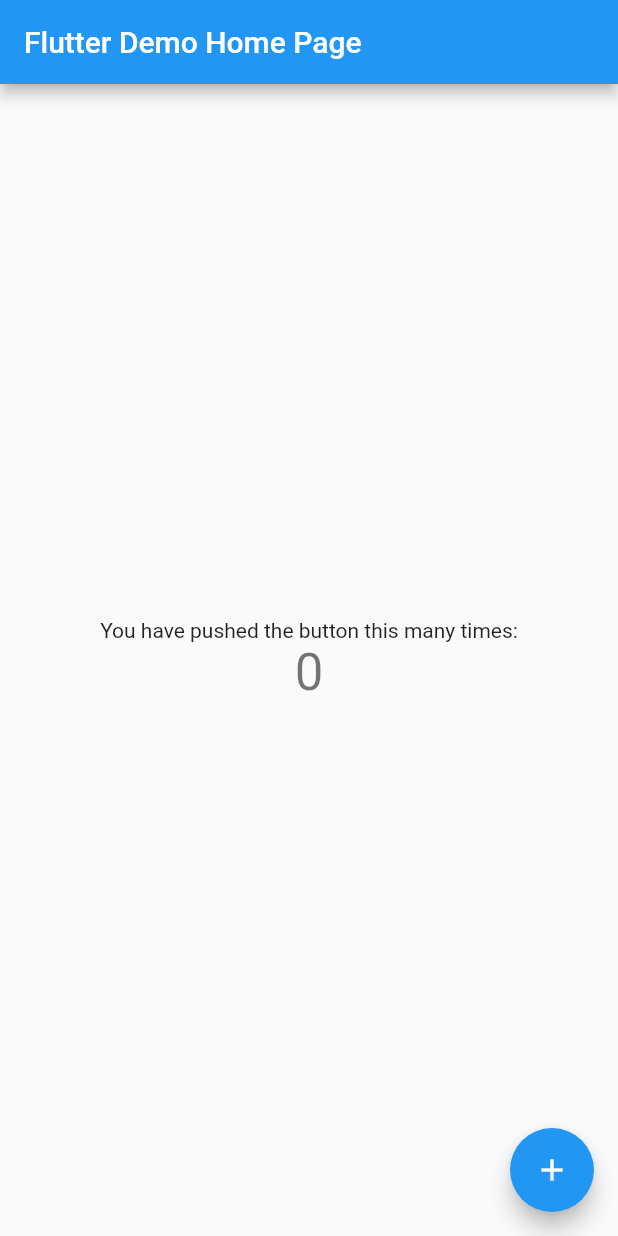
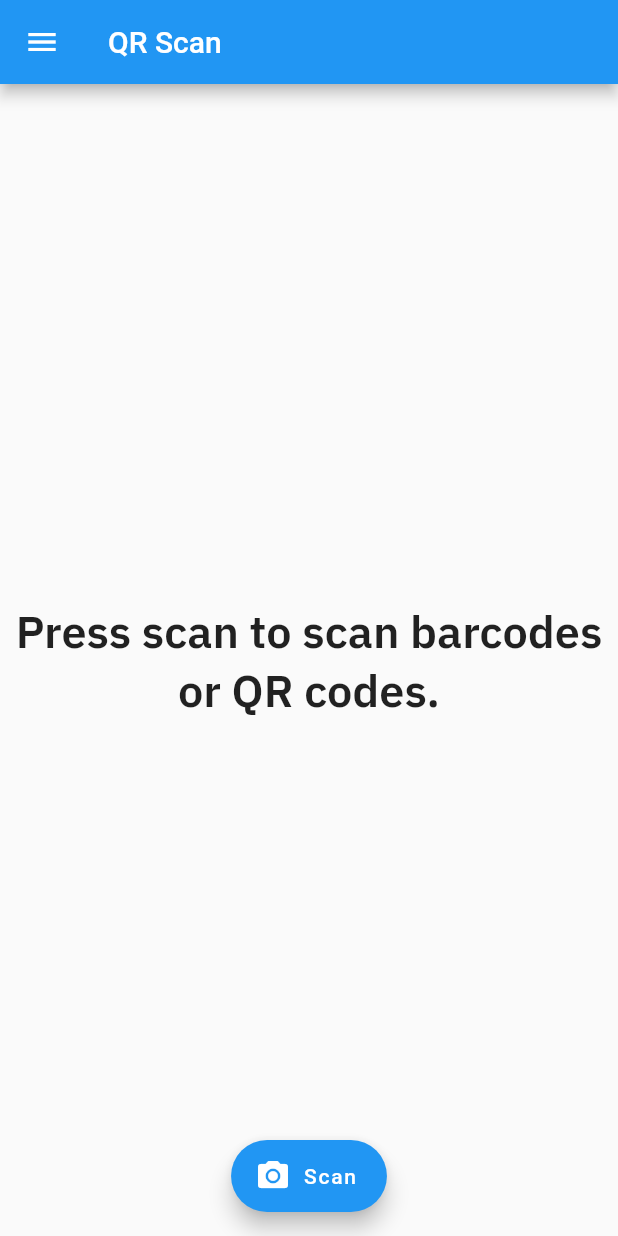
Before and after one commit to Hash-Studios/qr-scanner-flutter, a Flutter app: the screen it shows after launch, on a phone screen of 412 x 824 dp. Run offline on Flutter 3.47's test engine with Material 2 defaults, Android fonts, the phone set to English and light mode, and no system bars; missing offline and left inert: barcode_scan.

Commit message:
Build all screens, url ,drawer, ui, and dark mode

```diff
--- a/lib/main.dart
+++ b/lib/main.dart
@@ -1,111 +1,241 @@
+import 'dart:async';
+import 'package:flutter/cupertino.dart';
 import 'package:flutter/material.dart';
+import 'package:barcode_scan/barcode_scan.dart';
+import 'package:flutter/services.dart';
+import './theme_provider.dart';
+import 'package:provider/provider.dart';
+import 'package:url_launcher/url_launcher.dart';
+import 'package:flutter/gestures.dart';
 
-void main() => runApp(MyApp());
+void main() {
+  runApp(
+    ChangeNotifierProvider<DynamicTheme>(
+      create: (_) => DynamicTheme(),
+      child: MyApp(),
+    ),
+  );
+}
 
 class MyApp extends StatelessWidget {
-  // This widget is the root of your application.
+  const MyApp({
+    Key key,
+  }) : super(key: key);
+
   @override
   Widget build(BuildContext context) {
+    final themeProvider = Provider.of<DynamicTheme>(context);
     return MaterialApp(
-      title: 'Flutter Demo',
-      theme: ThemeData(
-        // This is the theme of your application.
-        //
-        // Try running your application with "flutter run". You'll see the
-        // application has a blue toolbar. Then, without quitting the app, try
-        // changing the primarySwatch below to Colors.green and then invoke
-        // "hot reload" (press "r" in the console where you ran "flutter run",
-        // or simply save your changes to "hot reload" in a Flutter IDE).
-        // Notice that the counter didn't reset back to zero; the application
-        // is not restarted.
-        primarySwatch: Colors.blue,
-      ),
-      home: MyHomePage(title: 'Flutter Demo Home Page'),
+      debugShowCheckedModeBanner: false,
+      theme: themeProvider.getDarkMode() ? ThemeData.dark() : ThemeData.light(),
+      home: HomePage(),
     );
   }
 }
 
-class MyHomePage extends StatefulWidget {
-  MyHomePage({Key key, this.title}) : super(key: key);
+class HomePage extends StatefulWidget {
+  @override
+  HomePageState createState() {
+    return new HomePageState();
+  }
+}
 
-  // This widget is the home page of your application. It is stateful, meaning
-  // that it has a State object (defined below) that contains fields that affect
-  // how it looks.
-
-  // This class is the configuration for the state. It holds the values (in this
-  // case the title) provided by the parent (in this case the App widget) and
-  // used by the build method of the State. Fields in a Widget subclass are
-  // always marked "final".
-
-  final String title;
+class HomePageState extends State<HomePage> {
+  String result = "a";
+  TapGestureRecognizer _flutterTapRecognizer;
+  Future _scanQR() async {
+    try {
+      String qrResult = await BarcodeScanner.scan();
+      setState(() {
+        result = qrResult;
+      });
+    } on PlatformException catch (ex) {
+      if (ex.code == BarcodeScanner.CameraAccessDenied) {
+        setState(() {
+          result = "CAMERA permission denied!";
+        });
+      } else {
+        setState(() {
+          result = "$ex Error occurred.";
+        });
+      }
+    } on FormatException {
+      setState(() {
+        result = "Nothing scanned!";
+      });
+    } catch (ex) {
+      setState(() {
+        result = "$ex Error occured.";
+      });
+    }
+  }
 
   @override
-  _MyHomePageState createState() => _MyHomePageState();
-}
+  void initState() {
+    super.initState();
+    _flutterTapRecognizer = new TapGestureRecognizer()
+      ..onTap = () => _openUrl(result);
+  }
 
-class _MyHomePageState extends State<MyHomePage> {
-  int _counter = 0;
+  @override
+  void dispose() {
+    _flutterTapRecognizer.dispose();
+    super.dispose();
+  }
 
-  void _incrementCounter() {
-    setState(() {
-      // This call to setState tells the Flutter framework that something has
-      // changed in this State, which causes it to rerun the build method below
-      // so that the display can reflect the updated values. If we changed
-      // _counter without calling setState(), then the build method would not be
-      // called again, and so nothing would appear to happen.
-      _counter++;
-    });
+  void _openUrl(String url) async {
+    // Close the about dialog.
+    Navigator.of(context).pushAndRemoveUntil(
+        MaterialPageRoute(
+          builder: (BuildContext context) => HomePage(),
+        ),
+        (Route route) => route == null);
+
+    if (await canLaunch(url)) {
+      await launch(url);
+    } else {
+      throw 'Problem launching $url';
+    }
   }
 
   @override
   Widget build(BuildContext context) {
-    // This method is rerun every time setState is called, for instance as done
-    // by the _incrementCounter method above.
-    //
-    // The Flutter framework has been optimized to make rerunning build methods
-    // fast, so that you can just rebuild anything that needs updating rather
-    // than having to individually change instances of widgets.
-    return Scaffold(
-      appBar: AppBar(
-        // Here we take the value from the MyHomePage object that was created by
-        // the App.build method, and use it to set our appbar title.
-        title: Text(widget.title),
-      ),
-      body: Center(
-        // Center is a layout widget. It takes a single child and positions it
-        // in the middle of the parent.
-        child: Column(
-          // Column is also a layout widget. It takes a list of children and
-          // arranges them vertically. By default, it sizes itself to fit its
-          // children horizontally, and tries to be as tall as its parent.
-          //
-          // Invoke "debug painting" (press "p" in the console, choose the
-          // "Toggle Debug Paint" action from the Flutter Inspector in Android
-          // Studio, or the "Toggle Debug Paint" command in Visual Studio Code)
-          // to see the wireframe for each widget.
-          //
-          // Column has various properties to control how it sizes itself and
-          // how it positions its children. Here we use mainAxisAlignment to
-          // center the children vertically; the main axis here is the vertical
-          // axis because Columns are vertical (the cross axis would be
-          // horizontal).
-          mainAxisAlignment: MainAxisAlignment.center,
+    final themeProvider = Provider.of<DynamicTheme>(context);
+    if (result != "a") {
+      return new AlertDialog(
+        title: const Text('Result'),
+        content: new Column(
+          mainAxisSize: MainAxisSize.min,
+          crossAxisAlignment: CrossAxisAlignment.start,
           children: <Widget>[
-            Text(
-              'You have pushed the button this many times:',
-            ),
-            Text(
-              '$_counter',
-              style: Theme.of(context).textTheme.display1,
+            RichText(
+              text: TextSpan(
+                text: result,
+                recognizer: _flutterTapRecognizer,
+                style: TextStyle(
+                  color: Colors.blue,
+                  decoration: TextDecoration.underline,
+                  fontSize: 20,
+                ),
+              ),
             ),
           ],
         ),
-      ),
-      floatingActionButton: FloatingActionButton(
-        onPressed: _incrementCounter,
-        tooltip: 'Increment',
-        child: Icon(Icons.add),
-      ), // This trailing comma makes auto-formatting nicer for build methods.
-    );
+        actions: <Widget>[
+          new FlatButton(
+            onPressed: () {
+              Navigator.of(context).pushAndRemoveUntil(
+                  MaterialPageRoute(
+                    builder: (BuildContext context) => HomePage(),
+                  ),
+                  (Route route) => route == null);
+            },
+            textColor: Theme.of(context).primaryColor,
+            child: const Text('Okay, got it!'),
+          ),
+        ],
+      );
+    } else {
+      return Scaffold(
+        drawer: Drawer(
+          elevation: 0,
+          child: ListView(
+            padding: EdgeInsets.zero,
+            children: <Widget>[
+              DrawerHeader(
+                child: Image.asset(
+                  'assets/images/logo.jfif',
+                ),
+                decoration: BoxDecoration(
+                  gradient: LinearGradient(
+                    begin: Alignment.topLeft,
+                    end: Alignment.bottomRight,
+                    colors: [
+                      Color.fromARGB(255, 60, 140, 231),
+                      Color.fromARGB(255, 0, 234, 255),
+                    ],
+                  ),
+                ),
+              ),
+              Divider(
+                height: 2.0,
+              ),
+              ListTile(
+                title: Center(
+                  child: Text('CodeNameAKshay'),
+                ),
+                onTap: () {
+                  // Navigator.pop(context);
+                },
+              ),
+              Divider(
+                height: 2.0,
+              ),
+              Builder(
+                builder: (context) => ListTile(
+                  title: Text('Toggle Dark mode'),
+                  leading: Icon(Icons.brightness_4),
+                  onTap: () {
+                    setState(() {
+                      themeProvider.changeDarkMode(!themeProvider.isDarkMode);
+                    });
+                    Navigator.pop(context);
+                  },
+                  trailing: CupertinoSwitch(
+                    value: themeProvider.getDarkMode(),
+                    onChanged: (value) {
+                      setState(() {
+                        themeProvider.changeDarkMode(value);
+                      });
+                      Navigator.pop(context);
+                    },
+                  ),
+                ),
+              ),
+              Divider(
+                height: 2.0,
+              ),
+              Builder(
+                builder: (context) => ListTile(
+                  leading: Icon(Icons.open_in_browser),
+                  title: new InkWell(
+                      child: Text('Visit my website!'),
+                      onTap: () {
+                        launch('http://codenameakshay.tech');
+                        Navigator.pop(context);
+                      }),
+                  onTap: () {
+                    Navigator.pop(context);
+                  },
+                ),
+              ),
+              Divider(
+                height: 2.0,
+              ),
+            ],
+          ),
+        ),
+        appBar: AppBar(
+          title: Text("QR Scan"),
+        ),
+        body: Center(
+          child: Text(
+            "Press scan to scan barcodes or QR codes.",
+            style: new TextStyle(
+              fontSize: 30.0,
+              fontWeight: FontWeight.bold,
+              fontFamily: "IBM Plex Sans",
+            ),
+            textAlign: TextAlign.center,
+          ),
+        ),
+        floatingActionButton: FloatingActionButton.extended(
+          icon: Icon(Icons.camera_alt),
+          label: Text("Scan"),
+          onPressed: _scanQR,
+        ),
+        floatingActionButtonLocation: FloatingActionButtonLocation.centerFloat,
+      );
+    }
   }
 }
--- /dev/null
+++ b/lib/theme_provider.dart
@@ -0,0 +1,12 @@
+
+import 'package:flutter/foundation.dart';
+
+class DynamicTheme with ChangeNotifier {
+ // ChangeNotifier : will provide a notifier for any changes in the value to all it's listeners
+ bool isDarkMode = false;
+ getDarkMode() => this.isDarkMode;
+ void changeDarkMode(isDarkMode) {
+   this.isDarkMode = isDarkMode;
+   notifyListeners(); // Notify all it's listeners about update. If you comment this line then you will see that new added items will not be reflected in the list.
+ }
+}
```
Also changed, not shown: pubspec.yaml (+20 -1 lines), assets/fonts/IBMPlexSans.ttf (added), assets/fonts/Raleway.ttf (added), assets/fonts/Rubik.ttf (added), assets/icon/icon.png (added), assets/icon/logo.png (added), pubspec.lock, 31 other files.
